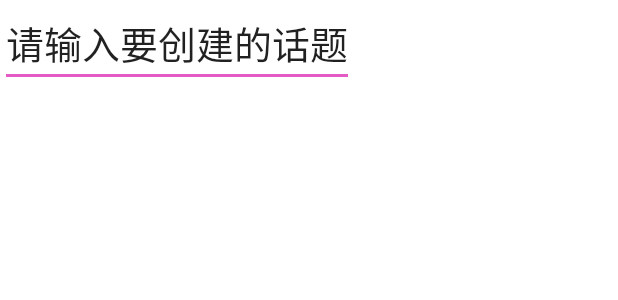
After one commit to TGUClouder/CloudChat_volunteer, an Android app: the layout custom_dialog.xml on its own in the app's theme, with its tools: preview values and no code run, on a phone screen of 412 x 824 dp. The commit adds this screen. Shown: the top 300 px of the screen. Run offline under Robolectric (Android 15) with nearby library versions, the phone set to English and light mode, and no system bars; network calls fail.

Commit message:
rjl commit 2025/4/13

```diff
--- /dev/null
+++ b/app/src/main/res/layout/custom_dialog.xml
@@ -0,0 +1,13 @@
+<?xml version="1.0" encoding="utf-8"?>
+<LinearLayout xmlns:android="http://schemas.android.com/apk/res/android"
+    android:layout_width="match_parent"
+    android:layout_height="match_parent">
+
+    <EditText
+        android:id="@+id/dialog_edit"
+        android:layout_width="wrap_content"
+        android:layout_height="wrap_content"
+        android:text="请输入要创建的话题"
+        android:textSize="25dp" />
+
+</LinearLayout>
```
Also changed, not shown: app/src/main/res/layout/list_item.xml (line endings or trailing spaces).
